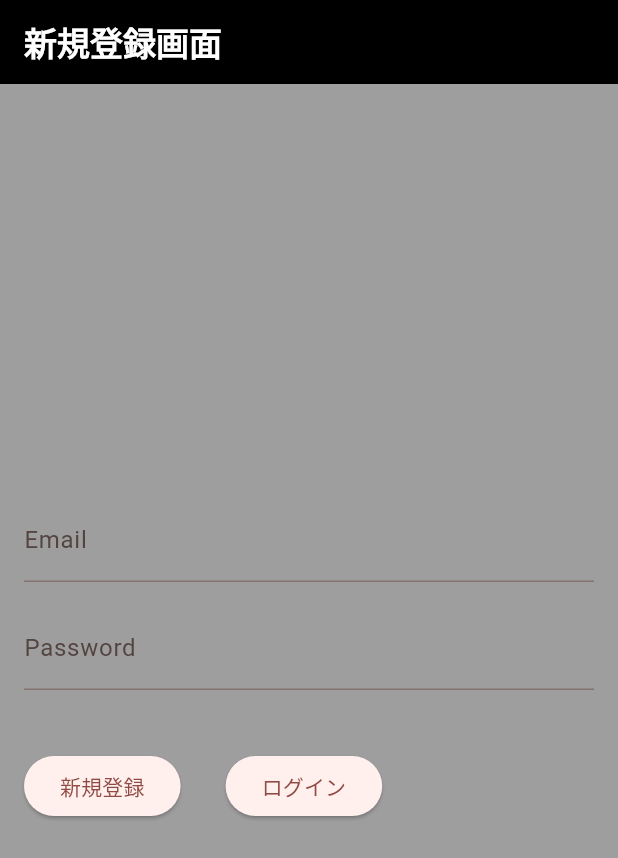
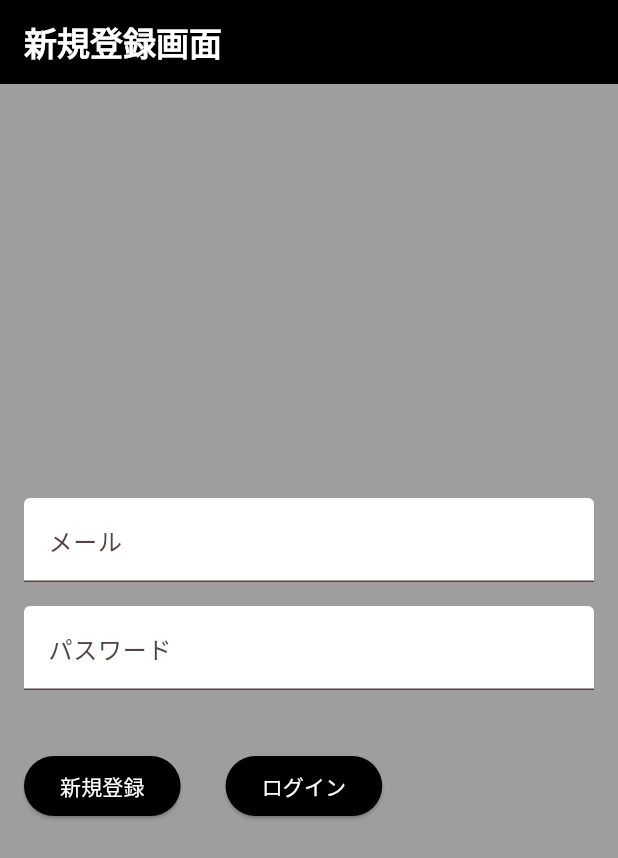
Before and after one commit to shimano-yuuki/sloth_shift, a Flutter app: the screen it shows after launch, on a phone screen of 412 x 824 dp. Shown: the top 858 px of the screen. Run offline on Flutter 3.47's test engine with Material 2 defaults, Android fonts, the phone set to English and light mode, and no system bars; our stand-ins replace cloud_firestore, firebase_core, flutter_datetime_picker_plus; accounts and stored records are empty.

Commit message:
sign_upページの見た目を変更した

```diff
--- a/lib/src/screens/sign_up.dart
+++ b/lib/src/screens/sign_up.dart
@@ -29,28 +29,34 @@ class _SignUpPageState extends State<SignUpPage> {
           children: [
             TextField(
               controller: _emailController,
-              decoration: InputDecoration(labelText: 'Email'),
+              decoration: InputDecoration(labelText: 'メール', fillColor: Colors.white,filled: true,),
             ),
             SizedBox(height: 16.0),
             TextField(
               controller: _passwordController,
               obscureText: true,
-              decoration: InputDecoration(labelText: 'Password'),
+              decoration: InputDecoration(labelText: 'パスワード', fillColor: Colors.white,filled: true,),
             ),
             SizedBox(height: 40.0),
             Row(
               children: [
                 ElevatedButton(
+                  style: ElevatedButton.styleFrom(
+                    primary: Colors.black
+                  ),
                   onPressed: () {
                     String email = _emailController.text;
                     String password = _passwordController.text;
                   },
-                  child: Text('新規登録'),
+                  child: Text('新規登録',style: TextStyle(color: Colors.white),),
                 ),
                 SizedBox(
                   width: 30,
                 ),
                 ElevatedButton(
+                  style: ElevatedButton.styleFrom(
+                    primary: Colors.black
+                  ),
                   onPressed: () {
                     String email = _emailController.text;
                     String password = _passwordController.text;
@@ -59,7 +65,7 @@ class _SignUpPageState extends State<SignUpPage> {
                       MaterialPageRoute(builder: (context) => SlothShift()),
                     );
                   },
-                  child: Text('ログイン'),
+                  child: Text('ログイン',style: TextStyle(color: Colors.white),),
                 ),
               ],
 
```
